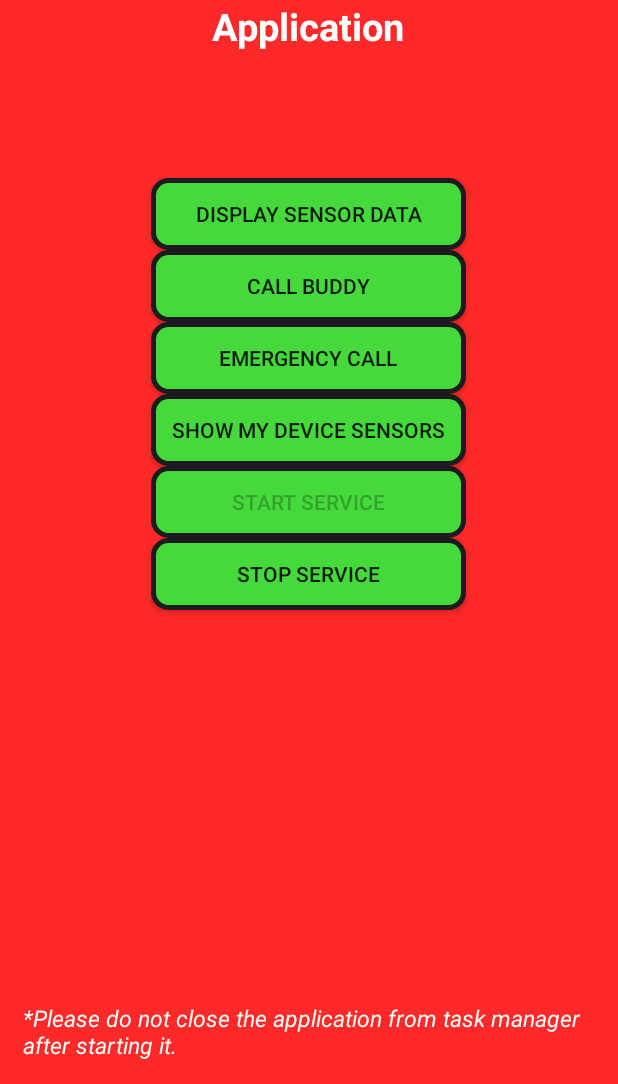
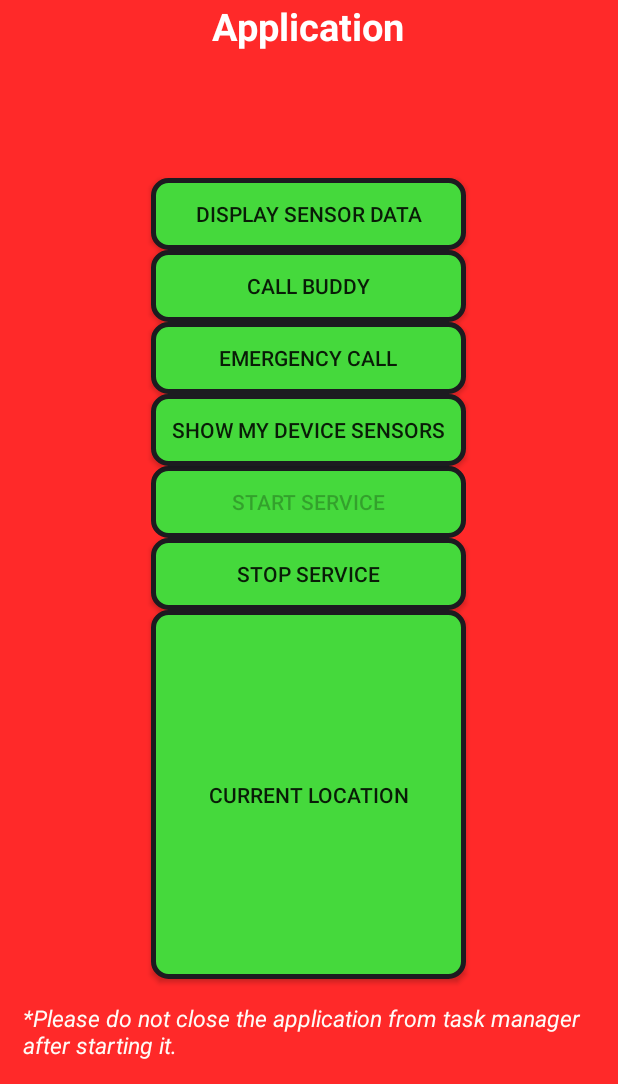
Before and after one commit to speedy4all/MotionDetection, an Android app: the HomeActivity screen opened directly, with no data from a screen before it, on a phone screen of 412 x 824 dp, the part 152-1236 px from its top. Run offline under Robolectric (Android 15) with nearby library versions, the phone set to English and light mode, and no system bars.

Commit message:
Am atasat locatia

```diff
--- a/app/src/main/AndroidManifest.xml
+++ b/app/src/main/AndroidManifest.xml
@@ -6,6 +6,7 @@
     <uses-permission android:name="android.permission.READ_PHONE_STATE" />
     <uses-permission android:name="android.permission.CALL_PHONE" />
     <uses-permission android:name="android.permission.READ_CONTACTS" />
+    <uses-permission android:name="android.permission.ACCESS_FINE_LOCATION" />
 
     <application
         android:allowBackup="true"
--- a/app/src/main/java/com/example/motiondetection/app/HomeActivity.java
+++ b/app/src/main/java/com/example/motiondetection/app/HomeActivity.java
@@ -12,6 +12,10 @@ import android.view.Menu;
 import android.view.MenuItem;
 import android.view.View;
 import android.widget.Button;
+import android.location.Location;
+import android.location.LocationListener;
+import android.location.LocationManager;
+import android.widget.Toast;
 
 import java.util.List;
 
@@ -21,12 +25,14 @@ public class HomeActivity extends ActionBarActivity {
     Context context;
     Button btnStartService;
     Button btnStopService;
+    Location newLocation = null;
+
     @Override
     protected void onCreate(Bundle savedInstanceState) {
         super.onCreate(savedInstanceState);
         setContentView(R.layout.activity_home);
-         btnStartService = (Button)findViewById(R.id.btnStartService);
-         btnStopService = (Button)findViewById(R.id.btnStopService);
+        btnStartService = (Button) findViewById(R.id.btnStartService);
+        btnStopService = (Button) findViewById(R.id.btnStopService);
         context = this;
         addButtonClickListner();
     }
@@ -63,19 +69,15 @@ public class HomeActivity extends ActionBarActivity {
         return super.onOptionsItemSelected(item);
     }
 
-    public void addButtonClickListner()
-    {
-        if (!WorkService.isServiceRunning(context, WorkService.class))
-        {
+    public void addButtonClickListner() {
+        if (!WorkService.isServiceRunning(context, WorkService.class)) {
             EnableStopBtn();
             startService();
-        }
-        else
-        {
+        } else {
             EnableStopBtn();
         }
 
-        Button btnNavigator1 = (Button)findViewById(R.id.btnSensorLayout);
+        Button btnNavigator1 = (Button) findViewById(R.id.btnSensorLayout);
         btnNavigator1.setOnClickListener(new View.OnClickListener() {
             @Override
             public void onClick(View v) {
@@ -83,28 +85,43 @@ public class HomeActivity extends ActionBarActivity {
             }
         });
 
-        Button btnNavigator2 = (Button)findViewById(R.id.button2);
+        Button btnNavigator2 = (Button) findViewById(R.id.button2);
         btnNavigator2.setOnClickListener(new View.OnClickListener() {
             @Override
             public void onClick(View v) {
                 UserSettings userSettings = new UserSettings(HomeActivity.this);
-                if (!userSettings.getEmergencyNumberPreference().isEmpty())
-                {
+                if (!userSettings.getEmergencyNumberPreference().isEmpty()) {
                     String phNum = "tel:" + userSettings.getEmergencyNumberPreference();
                     Intent myIntent = new Intent(Intent.ACTION_CALL, Uri.parse(phNum));
-                    startActivity( myIntent ) ;
+                    startActivity(myIntent);
                 }
 
             }
         });
 
-        Button btnNavigator3 = (Button)findViewById(R.id.button3);
+        Button btnNavigator3 = (Button) findViewById(R.id.button3);
         btnNavigator3.setOnClickListener(new View.OnClickListener() {
-                @Override
-                public void onClick(View v) {
-                    String phNum = "tel:" + "112";
-                    Intent myIntent = new Intent(Intent.ACTION_DIAL, Uri.parse(phNum));
-                    startActivity( myIntent ) ;
+            @Override
+            public void onClick(View v) {
+                String phNum = "tel:" + "112";
+                Intent myIntent = new Intent(Intent.ACTION_DIAL, Uri.parse(phNum));
+                startActivity(myIntent);
+            }
+        });
+
+        //Buton pt afisarea coordonatelor GPS
+        Button btnLocation = (Button) findViewById(R.id.buttonLocation);
+        btnLocation.setOnClickListener(new View.OnClickListener() {
+            @Override
+            public void onClick(View v) {
+                if (newLocation != null) {
+
+                    String Text = "Current location is: " + "Latitud = "
+                            + newLocation.getLatitude() + "Longitud = "
+                            + newLocation.getLongitude();
+                    Toast.makeText(getApplicationContext(), Text,
+                            Toast.LENGTH_SHORT).show();
+                }
             }
         });
 
@@ -117,9 +134,8 @@ public class HomeActivity extends ActionBarActivity {
                 HelperSensorManager hSensors = new HelperSensorManager(getApplicationContext());
                 List<Sensor> sensorList = hSensors.getSensorList();
                 StringBuilder strBuild = new StringBuilder();
-                for (Sensor s : sensorList)
-                {
-                    strBuild.append(s.getName()+ "\n");
+                for (Sensor s : sensorList) {
+                    strBuild.append(s.getName() + "\n");
                 }
                 new AlertDialog.Builder(HomeActivity.this)
                         .setTitle("Sensor List")
@@ -134,8 +150,9 @@ public class HomeActivity extends ActionBarActivity {
             }
         });
 
-
-
+        // Capturez locatia - nu te supara daca nu am pus-o bine  :D
+        LocationManager mlocManager = (LocationManager) getSystemService(Context.LOCATION_SERVICE);
+        LocationListener mlocListener = new MyLocationListener();
 
         btnStartService.setOnClickListener(new View.OnClickListener() {
             @Override
@@ -157,7 +174,27 @@ public class HomeActivity extends ActionBarActivity {
                 }
             }
         });
+        mlocManager.requestLocationUpdates(LocationManager.GPS_PROVIDER, 0, 0, mlocListener);
     }
+
+    public class MyLocationListener implements LocationListener {
+
+        public void onLocationChanged(Location loc) {
+            newLocation = loc;
+        }
+
+        public void onProviderDisabled(String provider) {
+            Toast.makeText(getApplicationContext(), "Gps Disabled", Toast.LENGTH_SHORT).show();
+        }
+
+        public void onProviderEnabled(String provider) {
+            Toast.makeText(getApplicationContext(), "Gps Enabled", Toast.LENGTH_SHORT).show();
+        }
+
+        public void onStatusChanged(String provider, int status, Bundle extras) {
+        }
+    }
+
     private void EnableStartBtn(){
         btnStartService.setEnabled(true);
         btnStopService.setEnabled(false);
--- a/app/src/main/java/com/example/motiondetection/app/SensorDetection.java
+++ b/app/src/main/java/com/example/motiondetection/app/SensorDetection.java
@@ -45,7 +45,7 @@ public class SensorDetection implements SensorEventListener {
             if(!PREVIEW_STATE.equalsIgnoreCase(CURRENT_STATE)){
                 PREVIEW_STATE  = CURRENT_STATE;
             }
-     }
+        }
     }
     public void Stop(){
         sensorManager.unregisterListener(this);
@@ -59,8 +59,8 @@ public class SensorDetection implements SensorEventListener {
                 //
             }
             if(curr_state.equalsIgnoreCase(SITTING_STATE)){
-               FINAL_STATE = 1;
-               //
+                FINAL_STATE = 1;
+                //
             }
             if(curr_state.equalsIgnoreCase(STANDING_STATE)){
                 FINAL_STATE = 2;
--- a/app/src/main/java/com/example/motiondetection/app/SettingsActivity.java
+++ b/app/src/main/java/com/example/motiondetection/app/SettingsActivity.java
@@ -108,7 +108,7 @@ public class SettingsActivity extends ActionBarActivity{
         });
         rdTypeOfAction.setOnCheckedChangeListener(new RadioGroup.OnCheckedChangeListener() {
             @Override
-             public void onCheckedChanged(RadioGroup group, int checkedId) {
+            public void onCheckedChanged(RadioGroup group, int checkedId) {
                 switch (checkedId)
                 {
                     case R.id.rdCallAction:
--- a/app/src/main/res/layout-v17/activity_home.xml
+++ b/app/src/main/res/layout-v17/activity_home.xml
@@ -113,6 +113,23 @@
         android:layout_alignRight="@id/btnStartService"
         android:layout_alignEnd="@id/btnStartService" />
 
+    <Button
+        android:layout_width="fill_parent"
+        android:layout_height="wrap_content"
+        android:text="@string/btn_location"
+        android:id="@+id/buttonLocation"
+        android:background="@drawable/button_selector"
+        android:padding="12dp"
+        android:width="100dp"
+        android:clickable="true"
+        android:onClick="onClick"
+        android:layout_alignLeft="@+id/btnStopService"
+        android:layout_alignStart="@+id/btnStopService"
+        android:layout_alignRight="@+id/btnStopService"
+        android:layout_alignEnd="@+id/btnStopService"
+        android:layout_below="@+id/btnStopService"
+        android:layout_above="@+id/textPleasedo" />
+
 
 
     <TextView
--- a/app/src/main/res/layout/activity_home.xml
+++ b/app/src/main/res/layout/activity_home.xml
@@ -124,7 +124,22 @@
         android:layout_alignRight="@id/btnStartService"
         android:layout_alignEnd="@id/btnStartService" />
 
-
+    <Button
+        android:layout_width="fill_parent"
+        android:layout_height="wrap_content"
+        android:text="@string/btn_location"
+        android:id="@+id/buttonLocation"
+        android:background="@drawable/button_selector"
+        android:padding="12dp"
+        android:width="100dp"
+        android:clickable="true"
+        android:onClick="onClick"
+        android:layout_alignLeft="@+id/btnStopService"
+        android:layout_alignStart="@+id/btnStopService"
+        android:layout_alignRight="@+id/btnStopService"
+        android:layout_alignEnd="@+id/btnStopService"
+        android:layout_below="@+id/btnStopService"
+        android:layout_above="@+id/textPleasedo" />
 
 
     <TextView
--- a/app/src/main/res/values/strings.xml
+++ b/app/src/main/res/values/strings.xml
@@ -9,6 +9,7 @@
     <string name="txt_rdEmergencyCall">Emergency Call</string>
     <string name="txt_rdEmergencySms">Emergency SMS</string>
     <string name="txt_rdEmergencyBoth">Both Actions</string>
+    <string name="btn_location">Current location</string>
     <string name="btn_addCallPerson">Add</string>
     <string name="btn_modifyCallPerson">Modify</string>
     <string name="txt_CallPerson">Emergency Number</string>
```
Also changed, not shown: app/src/main/java/com/example/motiondetection/app/HelperSensorManager.java (line endings or trailing spaces), app/src/main/java/com/example/motiondetection/app/MainActivity.java (line endings or trailing spaces), app/src/main/java/com/example/motiondetection/app/SensorActivity.java (line endings or trailing spaces), app/src/main/java/com/example/motiondetection/app/ServiceReceiver.java (line endings or trailing spaces), app/src/main/java/com/example/motiondetection/app/UserSettings.java (line endings or trailing spaces), app/src/main/java/com/example/motiondetection/app/WorkService.java (indentation only), 4 other files.
